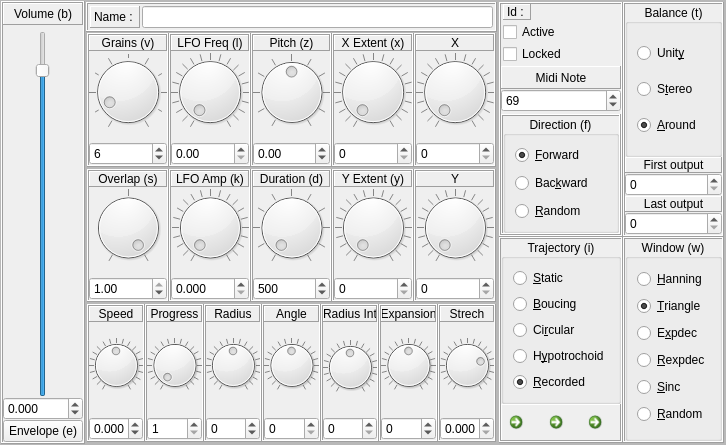
Before: the Qt Designer form sources/interface/CloudDialog.ui in linuxmao-org/Frontieres, drawn with Qt 5.
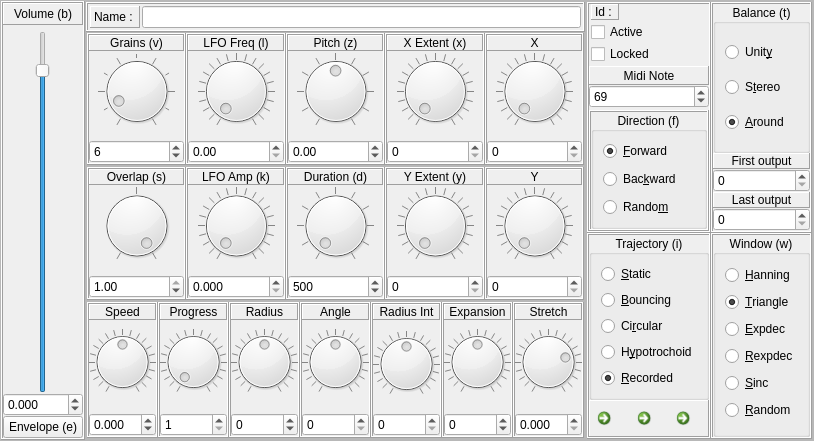
After: the same form once the commit is applied. Icons and pictures are not drawn.

Diff of the .ui file:
```diff
--- a/sources/interface/CloudDialog.ui
+++ b/sources/interface/CloudDialog.ui
@@ -6,8 +6,8 @@
    <rect>
     <x>0</x>
     <y>0</y>
-    <width>726</width>
-    <height>445</height>
+    <width>814</width>
+    <height>441</height>
    </rect>
   </property>
   <property name="sizePolicy">
@@ -3930,7 +3930,7 @@
                      <enum>QFrame::Raised</enum>
                     </property>
                     <property name="text">
-                     <string>Strech</string>
+                     <string>Stretch</string>
                     </property>
                     <property name="alignment">
                      <set>Qt::AlignCenter</set>
@@ -4727,7 +4727,7 @@
                   <item>
                    <widget class="QRadioButton" name="radioButton_Direction_Random">
                     <property name="text">
-                     <string>&amp;Random</string>
+                     <string>Rando&amp;m</string>
                     </property>
                     <property name="autoExclusive">
                      <bool>true</bool>
@@ -4809,7 +4809,7 @@
                <item>
                 <widget class="QRadioButton" name="radioButton_Trajectory_Bouncing">
                  <property name="text">
-                  <string>&amp;Boucing</string>
+                  <string>&amp;Bouncing</string>
                  </property>
                 </widget>
                </item>
@@ -5051,7 +5051,7 @@
                <item>
                 <widget class="QRadioButton" name="radioButton_Window_Expdec">
                  <property name="text">
-                  <string>E&amp;xpdec</string>
+                  <string>&amp;Expdec</string>
                  </property>
                 </widget>
                </item>
```
Left out of the diff: 4 changed lines with no effect on the pictures.
